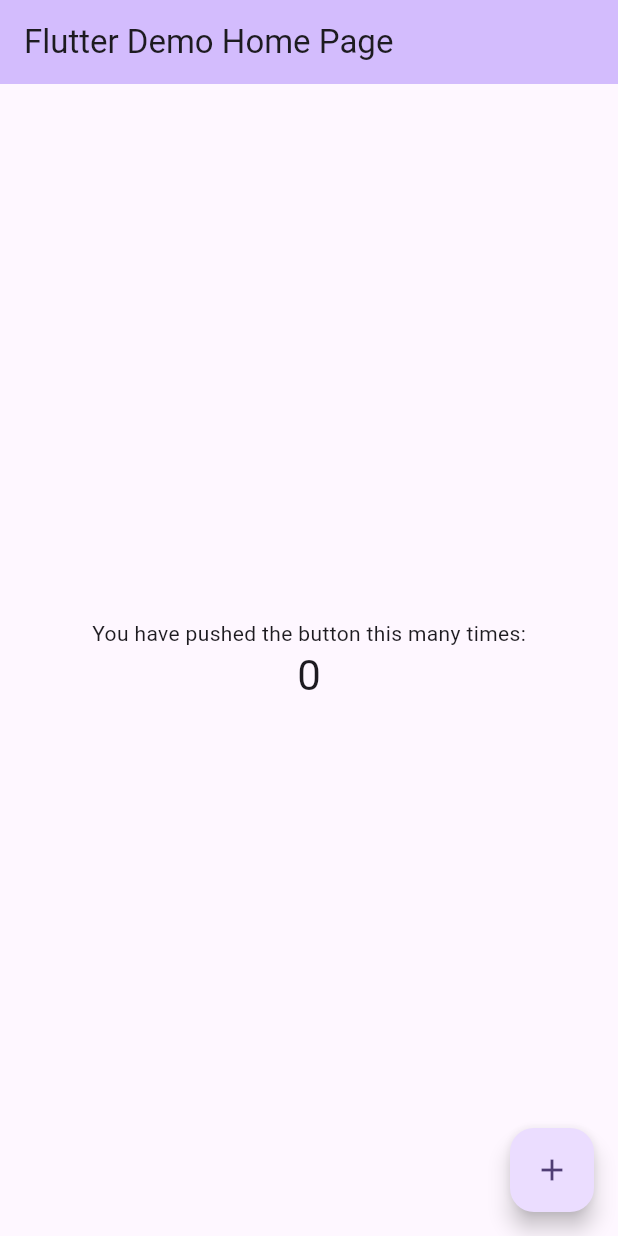
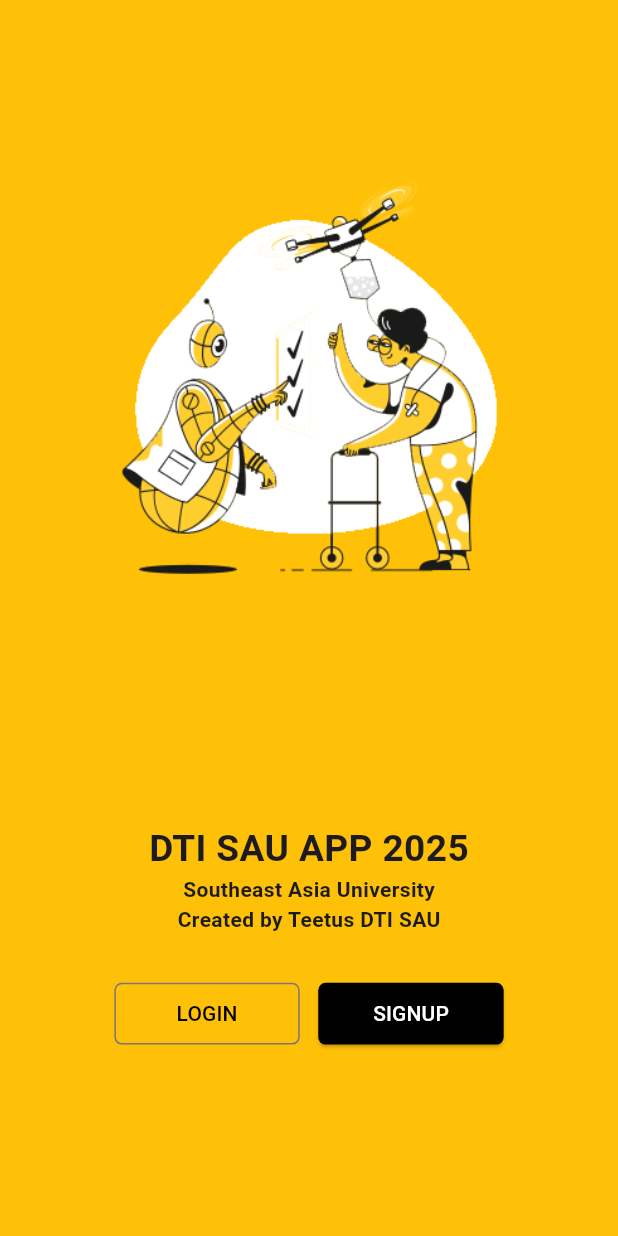
Before and after one commit to s6452410018/dti_sau_project, a Flutter app: the screen it shows after launch, on a phone screen of 412 x 824 dp. Run offline on Flutter 3.47's test engine with Material 3 defaults, Android fonts, the phone set to English and light mode, and no system bars.

Commit message:
V.2 Welcome UI completed

```diff
--- a/lib/main.dart
+++ b/lib/main.dart
@@ -1,125 +1,26 @@
+import 'package:dti_sau_project/views/welcome_ui.dart';
 import 'package:flutter/material.dart';
 
-void main() {
-  runApp(const MyApp());
+void main(){
+  runApp(
+    //เรียกใช้งานคลาสที่เรียกใช้ widget หลักของแอป MeterialApp()
+    DtiSau(),
+  );
+}
+//-----------------------------------------
+class DtiSau extends StatefulWidget {
+  const DtiSau({super.key});
+
+  @override
+  State<DtiSau> createState() => _DtiSauState();
 }
 
-class MyApp extends StatelessWidget {
-  const MyApp({super.key});
-
-  // This widget is the root of your application.
+class _DtiSauState extends State<DtiSau> {
   @override
   Widget build(BuildContext context) {
     return MaterialApp(
-      title: 'Flutter Demo',
-      theme: ThemeData(
-        // This is the theme of your application.
-        //
-        // TRY THIS: Try running your application with "flutter run". You'll see
-        // the application has a purple toolbar. Then, without quitting the app,
-        // try changing the seedColor in the colorScheme below to Colors.green
-        // and then invoke "hot reload" (save your changes or press the "hot
-        // reload" button in a Flutter-supported IDE, or press "r" if you used
-        // the command line to start the app).
-        //
-        // Notice that the counter didn't reset back to zero; the application
-        // state is not lost during the reload. To reset the state, use hot
-        // restart instead.
-        //
-        // This works for code too, not just values: Most code changes can be
-        // tested with just a hot reload.
-        colorScheme: ColorScheme.fromSeed(seedColor: Colors.deepPurple),
-        useMaterial3: true,
-      ),
-      home: const MyHomePage(title: 'Flutter Demo Home Page'),
+      debugShowCheckedModeBanner: false,
+      home: WelcomeUI(),
     );
   }
 }
-
-class MyHomePage extends StatefulWidget {
-  const MyHomePage({super.key, required this.title});
-
-  // This widget is the home page of your application. It is stateful, meaning
-  // that it has a State object (defined below) that contains fields that affect
-  // how it looks.
-
-  // This class is the configuration for the state. It holds the values (in this
-  // case the title) provided by the parent (in this case the App widget) and
-  // used by the build method of the State. Fields in a Widget subclass are
-  // always marked "final".
-
-  final String title;
-
-  @override
-  State<MyHomePage> createState() => _MyHomePageState();
-}
-
-class _MyHomePageState extends State<MyHomePage> {
-  int _counter = 0;
-
-  void _incrementCounter() {
-    setState(() {
-      // This call to setState tells the Flutter framework that something has
-      // changed in this State, which causes it to rerun the build method below
-      // so that the display can reflect the updated values. If we changed
-      // _counter without calling setState(), then the build method would not be
-      // called again, and so nothing would appear to happen.
-      _counter++;
-    });
-  }
-
-  @override
-  Widget build(BuildContext context) {
-    // This method is rerun every time setState is called, for instance as done
-    // by the _incrementCounter method above.
-    //
-    // The Flutter framework has been optimized to make rerunning build methods
-    // fast, so that you can just rebuild anything that needs updating rather
-    // than having to individually change instances of widgets.
-    return Scaffold(
-      appBar: AppBar(
-        // TRY THIS: Try changing the color here to a specific color (to
-        // Colors.amber, perhaps?) and trigger a hot reload to see the AppBar
-        // change color while the other colors stay the same.
-        backgroundColor: Theme.of(context).colorScheme.inversePrimary,
-        // Here we take the value from the MyHomePage object that was created by
-        // the App.build method, and use it to set our appbar title.
-        title: Text(widget.title),
-      ),
-      body: Center(
-        // Center is a layout widget. It takes a single child and positions it
-        // in the middle of the parent.
-        child: Column(
-          // Column is also a layout widget. It takes a list of children and
-          // arranges them vertically. By default, it sizes itself to fit its
-          // children horizontally, and tries to be as tall as its parent.
-          //
-          // Column has various properties to control how it sizes itself and
-          // how it positions its children. Here we use mainAxisAlignment to
-          // center the children vertically; the main axis here is the vertical
-          // axis because Columns are vertical (the cross axis would be
-          // horizontal).
-          //
-          // TRY THIS: Invoke "debug painting" (choose the "Toggle Debug Paint"
-          // action in the IDE, or press "p" in the console), to see the
-          // wireframe for each widget.
-          mainAxisAlignment: MainAxisAlignment.center,
-          children: <Widget>[
-            const Text(
-              'You have pushed the button this many times:',
-            ),
-            Text(
-              '$_counter',
-              style: Theme.of(context).textTheme.headlineMedium,
-            ),
-          ],
-        ),
-      ),
-      floatingActionButton: FloatingActionButton(
-        onPressed: _incrementCounter,
-        tooltip: 'Increment',
-        child: const Icon(Icons.add),
-      ), // This trailing comma makes auto-formatting nicer for build methods.
-    );
-  }
-}
--- /dev/null
+++ b/lib/views/login_ui.dart
@@ -0,0 +1,15 @@
+import 'package:flutter/material.dart';
+
+class LoginUI extends StatefulWidget {
+  const LoginUI({super.key});
+
+  @override
+  State<LoginUI> createState() => _LoginUIState();
+}
+
+class _LoginUIState extends State<LoginUI> {
+  @override
+  Widget build(BuildContext context) {
+    return Scaffold();
+  }
+}
--- /dev/null
+++ b/lib/views/signup_ui.dart
@@ -0,0 +1,15 @@
+import 'package:flutter/material.dart';
+
+class SignUpUI extends StatefulWidget {
+  const SignUpUI({super.key});
+
+  @override
+  State<SignUpUI> createState() => _SignUpUIState();
+}
+
+class _SignUpUIState extends State<SignUpUI> {
+  @override
+  Widget build(BuildContext context) {
+    return Scaffold();
+  }
+}
--- /dev/null
+++ b/lib/views/welcome_ui.dart
@@ -0,0 +1,100 @@
+import 'package:flutter/material.dart';
+
+class WelcomeUI extends StatefulWidget {
+  const WelcomeUI({super.key});
+
+  @override
+  State<WelcomeUI> createState() => _WelcomeUIState();
+}
+
+class _WelcomeUIState extends State<WelcomeUI> {
+  @override
+  Widget build(BuildContext context) {
+    return Scaffold(
+      backgroundColor: Colors.amber,
+      body: Center(
+        child: Column(
+          children: [
+            SizedBox(
+              height: MediaQuery.of(context).size.height * 0.125,
+            ),
+            Image.asset(
+              'assets/images/logo.png',
+              width: MediaQuery.of(context).size.width * 0.75,
+            ),
+            SizedBox(
+              height: MediaQuery.of(context).size.height * 0.165,
+            ),
+            Text(
+              'DTI SAU APP 2025',
+              style: TextStyle(
+                fontSize: MediaQuery.of(context).size.height * 0.03,
+                fontWeight: FontWeight.bold,
+              ),
+            ),
+            Text(
+              'Southeast Asia University',
+              style: TextStyle(
+                fontWeight: FontWeight.bold,
+              ),
+            ),
+            Text(
+              'Created by Teetus DTI SAU',
+              style: TextStyle(
+                fontWeight: FontWeight.bold,
+              ),
+            ),
+            SizedBox(
+              height: MediaQuery.of(context).size.height * 0.035,
+            ),
+            Row(
+              mainAxisAlignment: MainAxisAlignment.center,
+              children: [
+                OutlinedButton(
+                  onPressed: () {},
+                  child: Text(
+                    'LOGIN',
+                    style: TextStyle(
+                      color: Colors.black,
+                    ),
+                  ),
+                  style: OutlinedButton.styleFrom(
+                    fixedSize: Size(
+                      MediaQuery.of(context).size.width * 0.3,
+                      MediaQuery.of(context).size.height * 0.05,
+                    ),
+                    shape: RoundedRectangleBorder(
+                      borderRadius: BorderRadius.circular(5.0),
+                    ),
+                  ),
+                ),
+                SizedBox(
+                  width: MediaQuery.of(context).size.width * 0.03,
+                ),
+                ElevatedButton(
+                  onPressed: () {},
+                  child: Text(
+                    'SIGNUP',
+                       style: TextStyle(
+                      color: Colors.white,
+                    ),
+                  ),
+                    style: ElevatedButton.styleFrom(
+                      backgroundColor: Colors.black,
+                      fixedSize: Size(
+                      MediaQuery.of(context).size.width * 0.3,
+                      MediaQuery.of(context).size.height * 0.05,
+                    ),
+                    shape: RoundedRectangleBorder(
+                      borderRadius: BorderRadius.circular(5.0),
+                    ),
+                  ),
+                ),
+              ],
+            ),
+          ],
+        ),
+      ),
+    );
+  }
+}
```
